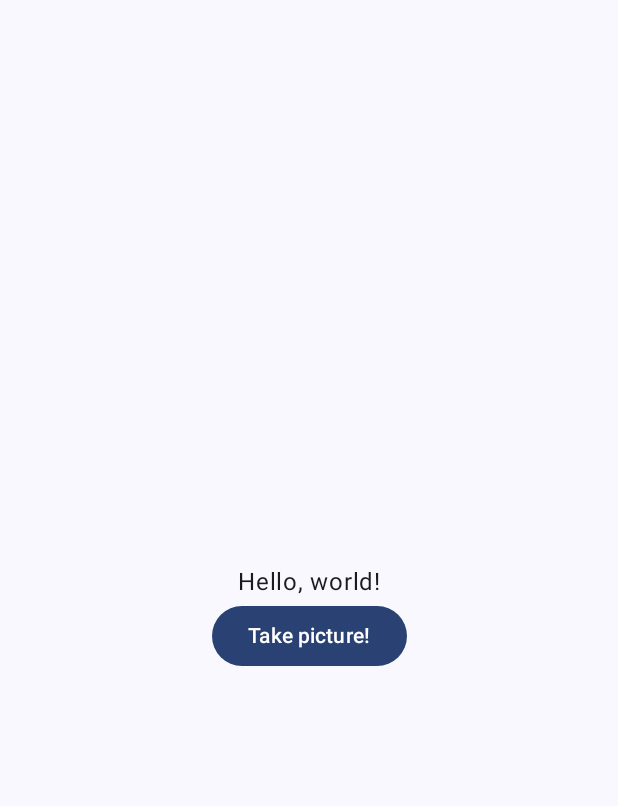
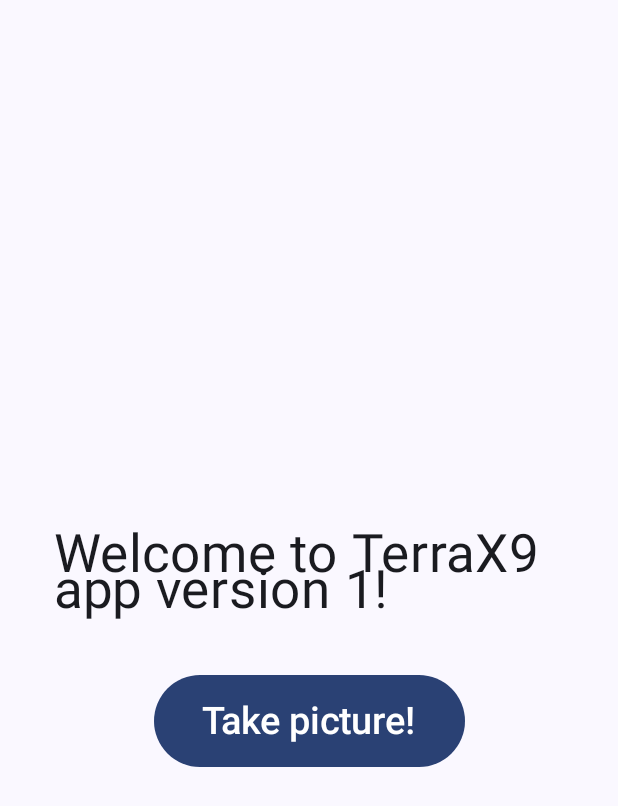
Before and after one commit to ctaqvist/Knowit-NFK-25, an Android app built with Jetpack Compose: the screen it shows after launch (MainActivity), after a tap on "Take picture!", on a phone screen of 412 x 824 dp. Shown: the top 806 px of the screen. Run offline under Robolectric (Android 15) with nearby library versions, the phone set to English and light mode, and no system bars.

Commit message:
Simple mainactivity

```diff
--- a/Application/app/src/main/java/se/emilkronholm/terrax9/MainActivity.kt
+++ b/Application/app/src/main/java/se/emilkronholm/terrax9/MainActivity.kt
@@ -16,8 +16,11 @@ import androidx.compose.runtime.Composable
 import androidx.compose.ui.Alignment
 import androidx.compose.ui.Modifier
 import androidx.compose.ui.tooling.preview.Preview
+import androidx.compose.ui.unit.dp
+import androidx.compose.ui.unit.sp
 import androidx.lifecycle.ViewModel
 import se.emilkronholm.terrax9.ui.theme.Terrax9Theme
+import androidx.lifecycle.viewmodel.compose.viewModel
 
 class MainActivity : ComponentActivity() {
     override fun onCreate(savedInstanceState: Bundle?) {
@@ -38,20 +41,20 @@ class MainActivity : ComponentActivity() {
 @Composable
 fun App() {
 
+    val appViewModel: AppViewModel = viewModel()
+    appViewModel.connect()
+
     Column(
         modifier = Modifier.fillMaxSize(),
         verticalArrangement = Arrangement.Center,
         horizontalAlignment = Alignment.CenterHorizontally
     ) {
-        Text("Hello, world!")
+        Text("Welcome to TerraX9 app version 1!", fontSize = 35.sp, modifier = Modifier.padding(36.dp))
         Button(onClick = {
             println("Take picture")
+            appViewModel.sendPictureCommand()
         }) {
-            Text("Take picture!")
+            Text("Take picture!", fontSize = 25.sp, modifier = Modifier.padding(8.dp))
         }
     }
 }
-
-class AppViewModel: ViewModel() {
-    var socket:
-}
```
